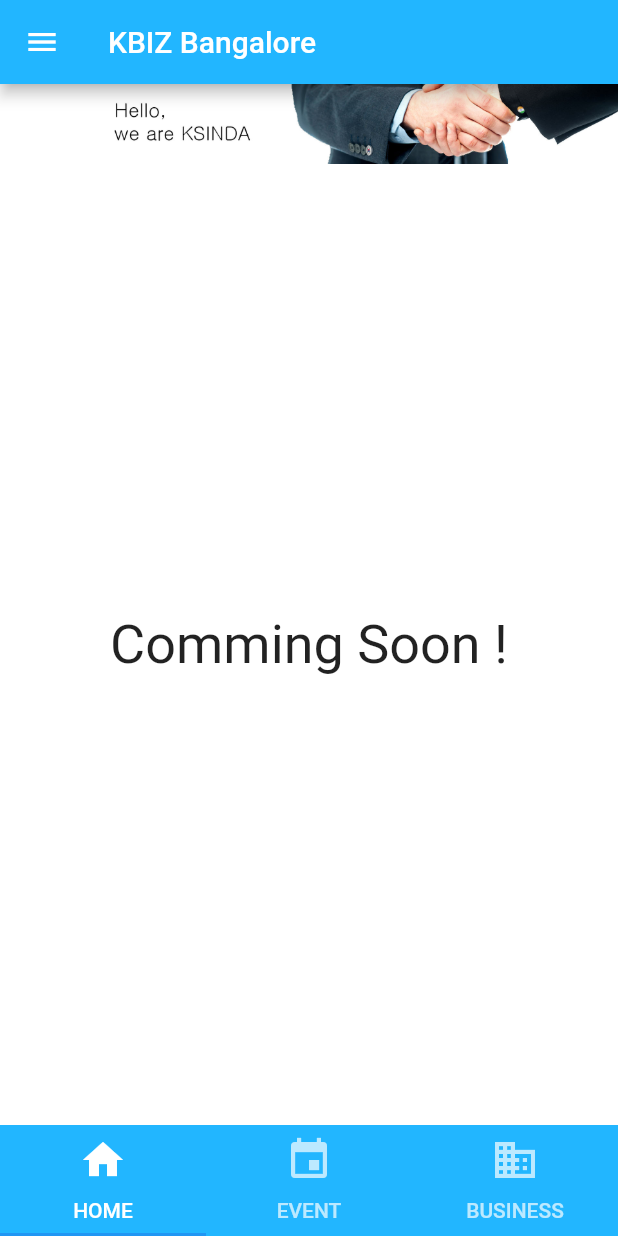
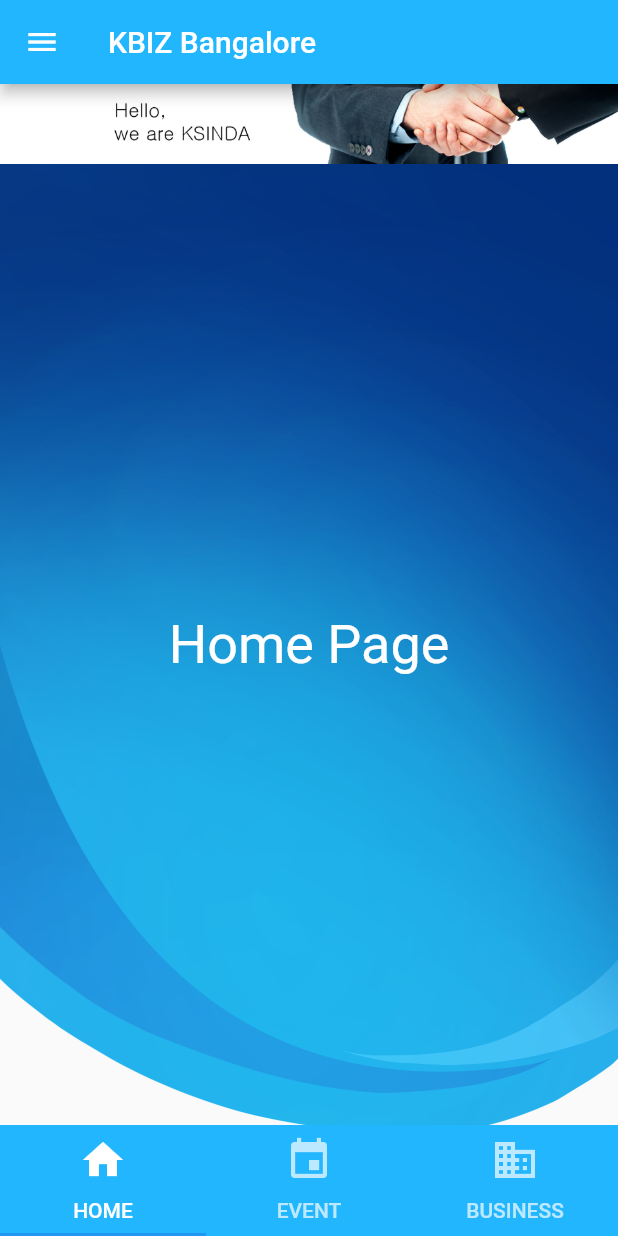
Before and after one commit to bobbohee/kbiz-india, a Flutter app: the screen it shows after launch, on a phone screen of 412 x 824 dp. Run offline on Flutter 3.47's test engine with Material 2 defaults, Android fonts, the phone set to English and light mode, and no system bars; our stand-ins replace splashscreen.

```diff
--- a/lib/main.dart
+++ b/lib/main.dart
@@ -21,7 +21,6 @@ class _MyAppState extends State<MyApp> {
       // backgroundColor: mainColor,
       image: Image.asset(
         'assets/images/logos/white-logo.png',
-        alignment: Alignment.bottomCenter,
       ),
       photoSize: 60.0,
       gradientBackground: LinearGradient(
@@ -51,87 +50,83 @@ class AfterSplash extends StatelessWidget {
       body: new BottomNavigation(),
       drawer: Drawer(
         child: ListView(
-          children: <Widget>[
-            DrawerHeader(
-              child: new Column(
-                children: <Widget>[
-                  new Image.asset(
-                    'assets/images/logos/india-128.png',
-                    width: 100.0,
-                    height: 100.0,
-                  ),
-                ],
-              ),
-              decoration: BoxDecoration(
-                color: mainColor,
+          children: <Widget> [
+            Container(
+              color: mainColor,
+              height: 120.0,
+              child: DrawerHeader(
+                margin: EdgeInsets.all(0.0),
+                padding: EdgeInsets.all(20.0),
+                child: Container(
+                  child: Row(
+                    children: <Widget> [
+                      Container(
+                        margin: EdgeInsets.only(right: 20.0),
+                        child: Image.asset(
+                          'assets/images/logos/india-128.png',
+                          width: 80.0,
+                          height: 80.0,
+                        ),
+                      ),
+                      Expanded(
+                        child: Container(
+                          alignment: Alignment.center,
+                          child: Text(
+                            'Hello KSINDIA : )',
+                            style: TextStyle(
+                              color: Colors.white,
+                              fontSize: 18.0,
+                              fontFamily: 'Roboto',
+                              letterSpacing: 0.6,
+                            ),
+                          ),
+                        ),
+                      ),
+                    ],
+                  )
+                ),
               ),
             ),
             ListTile(
               title: Text('Company Introduce'),
-              leading: Icon(
-                Icons.business
-              ),
-              onTap: () {
-                Navigator.pop(context);
-              },
+              leading: Icon(Icons.business),
+              // onTap: () {
+              //   Navigator.pop(context);
+              // },
             ),
             ListTile(
               title: Text('Management & Exim Dept'),
               leading: Icon(Icons.public),
-              onTap: () {
-                Navigator.pop(context);
-              },
             ),
             ListTile(
               title: Text('Trade & Expo Dept'),
               leading: Icon(Icons.directions_boat),
-              onTap: () {
-                Navigator.pop(context);
-              },
             ),
             ListTile(
               title: Text('Consultancy Dept'),
               leading: Icon(Icons.attach_money),
-              onTap: () {
-                Navigator.pop(context);
-              },
             ),
             ListTile(
               title: Text('Biz Tour'),
               leading: Icon(Icons.directions_bus),
-              onTap: () {
-                Navigator.pop(context);
-              },
             ),
             ListTile(
               title: Text('Biz Event'),
               // leading: Icon(Icons.event),
               leading: Icon(Icons.cake),
-              onTap: () {
-                Navigator.pop(context);
-              },
             ),
             ListTile(
               title: Text('Art'),
               // leading: Icon(Icons.photo),
               leading: Icon(Icons.palette),
-              onTap: () {
-                Navigator.pop(context);
-              },
             ),
             ListTile(
               title: Text('Internship'),
               leading: Icon(Icons.people),
-              onTap: () {
-                Navigator.pop(context);
-              },
             ),
             ListTile(
               title: Text('A Monthly KBIZ'),
               leading: Icon(Icons.calendar_today),
-              onTap: () {
-                Navigator.pop(context);
-              },
             ),
           ],
         ),
--- a/lib/routes/bottom_navigation.dart
+++ b/lib/routes/bottom_navigation.dart
@@ -14,34 +14,47 @@ class _BottomNavigationState extends State<BottomNavigation> with SingleTickerPr
 
   List<Widget> _kTabPages = <Widget> [
     Container(
-      color: Colors.white,
       child: Column(
         children: <Widget> [
           Container(
-            child: Image.asset(
-              'assets/images/banners/short-white-banner.jpg',
-            ),
+            child: Image.asset('assets/images/banners/short-white-banner.jpg'),
           ),
-          Expanded(                        // 세로 남은 공간 차지
+          Expanded( // 남은 공간 차지
             child: Container(
-              alignment: Alignment.center, // 가로 남은 공간 차지
-              child: Text(
-                'Comming Soon !',
-                style: TextStyle(
-                  fontSize: 36.0,
-                  fontFamily: 'Roboto',
-                ),
-              ),
+              child: Stack(
+                alignment: Alignment.center,
+                children: <Widget> [
+                  Container(
+                    decoration: BoxDecoration(
+                      image: DecorationImage(
+                        fit: BoxFit.cover,
+                        alignment: FractionalOffset.center,
+                        image: AssetImage('assets/images/backgrounds/blue-gradation.png'),
+                      )
+                    ),
+                  ),
+                  Text(
+                    'Home Page',
+                    style: TextStyle(
+                      color: Colors.white,
+                      fontSize: 36.0,
+                      fontFamily: 'Roboto',
+                    ),
+                  ),
+                ],
+              )
             )
           ),
         ],
       ),
     ),
     Container(
-      alignment: Alignment.topLeft,
-      child: Image.asset(
-        'assets/images/banners/expo-banner.jpg',
-        fit: BoxFit.contain,
+      decoration: BoxDecoration(
+        image: DecorationImage(
+          fit: BoxFit.fitHeight,
+          alignment: FractionalOffset.topLeft,
+          image: AssetImage('assets/images/banners/expo-banner.jpg'),
+        )
       ),
     ),
     Container(),
--- a/pubspec.yaml
+++ b/pubspec.yaml
@@ -22,6 +22,7 @@ flutter:
     - lib/routes/
     - assets/images/logos/
     - assets/images/banners/
+    - assets/images/backgrounds/
   fonts:
     - family: Roboto
       fonts:
```
Also changed, not shown: assets/images/backgrounds/blue-gradation.png (added), assets/images/backgrounds/red-gradation.png (added), assets/images/backgrounds/skyblue-gradation.jpg (added).
